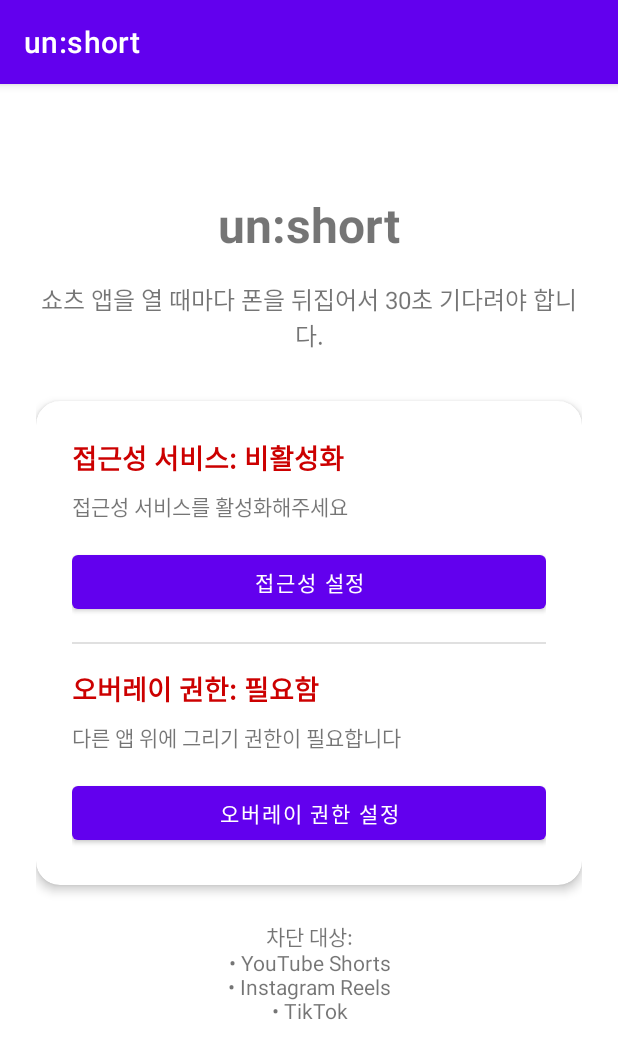
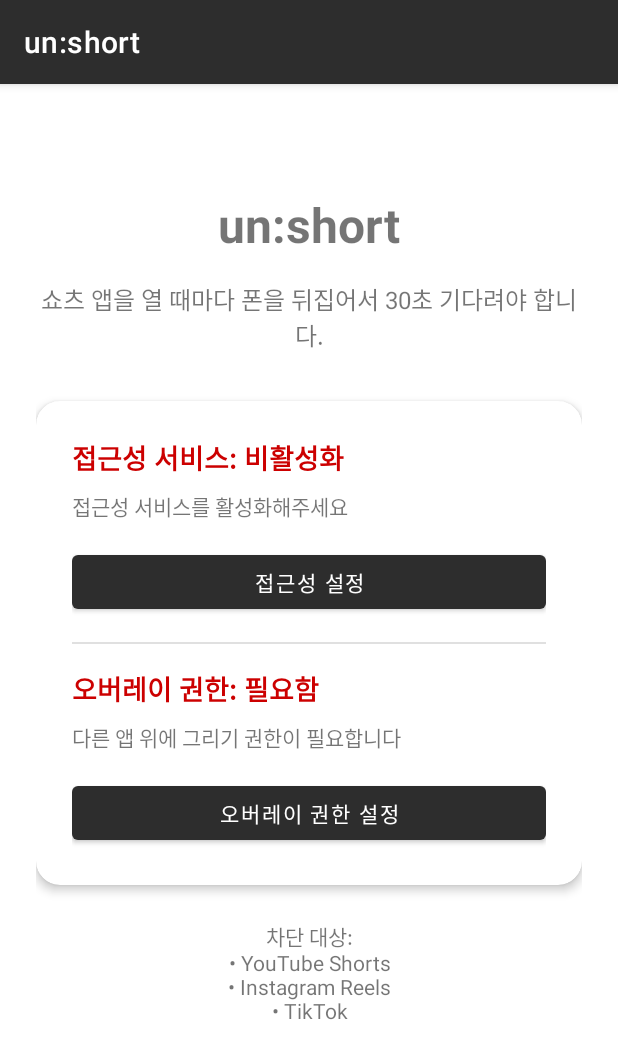
Before and after one commit to hsikkk/un-short, an Android app: the screen it shows after launch (MainActivity), on a phone screen of 412 x 824 dp. Shown: the top 1059 px of the screen. Run offline under Robolectric (Android 15) with nearby library versions, the phone set to English and light mode, and no system bars.

Commit message:
Add custom app icon with light theme
Features:
- Minimalist design: play button crossed with slash
- Represents "un:short" concept (negating/blocking short content)
- Light theme: white background with dark play button and white slash
- Adaptive icon support for Android 8.0+ (API 26+)
- Legacy icon fallback for older devices
- Material Design color scheme updated to match

Design:
- Background: White (#FFFFFF)
- Play button: Dark gray (#2D2D2D)
- Slash: White (#FFFFFF)
- Geometric and abstract representation

🤖 Generated with [Claude Code](https://claude.com/claude-code)

Co-Authored-By: Claude <noreply@anthropic.com>

```diff
--- a/app/src/main/AndroidManifest.xml
+++ b/app/src/main/AndroidManifest.xml
@@ -8,7 +8,8 @@
 
     <application
         android:allowBackup="true"
-        android:icon="@android:drawable/ic_menu_close_clear_cancel"
+        android:icon="@mipmap/ic_launcher"
+        android:roundIcon="@mipmap/ic_launcher_round"
         android:label="@string/app_name"
         android:supportsRtl="true"
         android:theme="@style/AppTheme">
--- /dev/null
+++ b/app/src/main/res/mipmap-anydpi-v26/ic_launcher.xml
@@ -0,0 +1,5 @@
+<?xml version="1.0" encoding="utf-8"?>
+<adaptive-icon xmlns:android="http://schemas.android.com/apk/res/android">
+    <background android:drawable="@drawable/ic_launcher_background" />
+    <foreground android:drawable="@drawable/ic_launcher_foreground" />
+</adaptive-icon>
--- /dev/null
+++ b/app/src/main/res/mipmap-anydpi-v26/ic_launcher_round.xml
@@ -0,0 +1,5 @@
+<?xml version="1.0" encoding="utf-8"?>
+<adaptive-icon xmlns:android="http://schemas.android.com/apk/res/android">
+    <background android:drawable="@drawable/ic_launcher_background" />
+    <foreground android:drawable="@drawable/ic_launcher_foreground" />
+</adaptive-icon>
--- /dev/null
+++ b/app/src/main/res/mipmap-hdpi/ic_launcher.xml
@@ -0,0 +1,3 @@
+<?xml version="1.0" encoding="utf-8"?>
+<bitmap xmlns:android="http://schemas.android.com/apk/res/android"
+    android:src="@drawable/ic_launcher_legacy" />
--- /dev/null
+++ b/app/src/main/res/mipmap-mdpi/ic_launcher.xml
@@ -0,0 +1,3 @@
+<?xml version="1.0" encoding="utf-8"?>
+<bitmap xmlns:android="http://schemas.android.com/apk/res/android"
+    android:src="@drawable/ic_launcher_legacy" />
--- /dev/null
+++ b/app/src/main/res/mipmap-xhdpi/ic_launcher.xml
@@ -0,0 +1,3 @@
+<?xml version="1.0" encoding="utf-8"?>
+<bitmap xmlns:android="http://schemas.android.com/apk/res/android"
+    android:src="@drawable/ic_launcher_legacy" />
--- /dev/null
+++ b/app/src/main/res/mipmap-xxhdpi/ic_launcher.xml
@@ -0,0 +1,3 @@
+<?xml version="1.0" encoding="utf-8"?>
+<bitmap xmlns:android="http://schemas.android.com/apk/res/android"
+    android:src="@drawable/ic_launcher_legacy" />
--- /dev/null
+++ b/app/src/main/res/mipmap-xxxhdpi/ic_launcher.xml
@@ -0,0 +1,3 @@
+<?xml version="1.0" encoding="utf-8"?>
+<bitmap xmlns:android="http://schemas.android.com/apk/res/android"
+    android:src="@drawable/ic_launcher_legacy" />
--- a/app/src/main/res/values/themes.xml
+++ b/app/src/main/res/values/themes.xml
@@ -1,11 +1,11 @@
 <?xml version="1.0" encoding="utf-8"?>
 <resources>
     <style name="AppTheme" parent="Theme.MaterialComponents.Light.DarkActionBar">
-        <item name="colorPrimary">#6200EE</item>
-        <item name="colorPrimaryVariant">#3700B3</item>
+        <item name="colorPrimary">#2D2D2D</item>
+        <item name="colorPrimaryVariant">#1A1A1A</item>
         <item name="colorOnPrimary">@android:color/white</item>
-        <item name="colorSecondary">#03DAC5</item>
-        <item name="colorSecondaryVariant">#018786</item>
-        <item name="colorOnSecondary">@android:color/black</item>
+        <item name="colorSecondary">#808080</item>
+        <item name="colorSecondaryVariant">#666666</item>
+        <item name="colorOnSecondary">@android:color/white</item>
     </style>
 </resources>
```
Also changed, not shown: app/src/main/res/drawable/ic_launcher_background.xml (added, +10 -0 lines), app/src/main/res/drawable/ic_launcher_foreground.xml (added, +24 -0 lines), app/src/main/res/drawable/ic_launcher_legacy.xml (added, +22 -0 lines).
